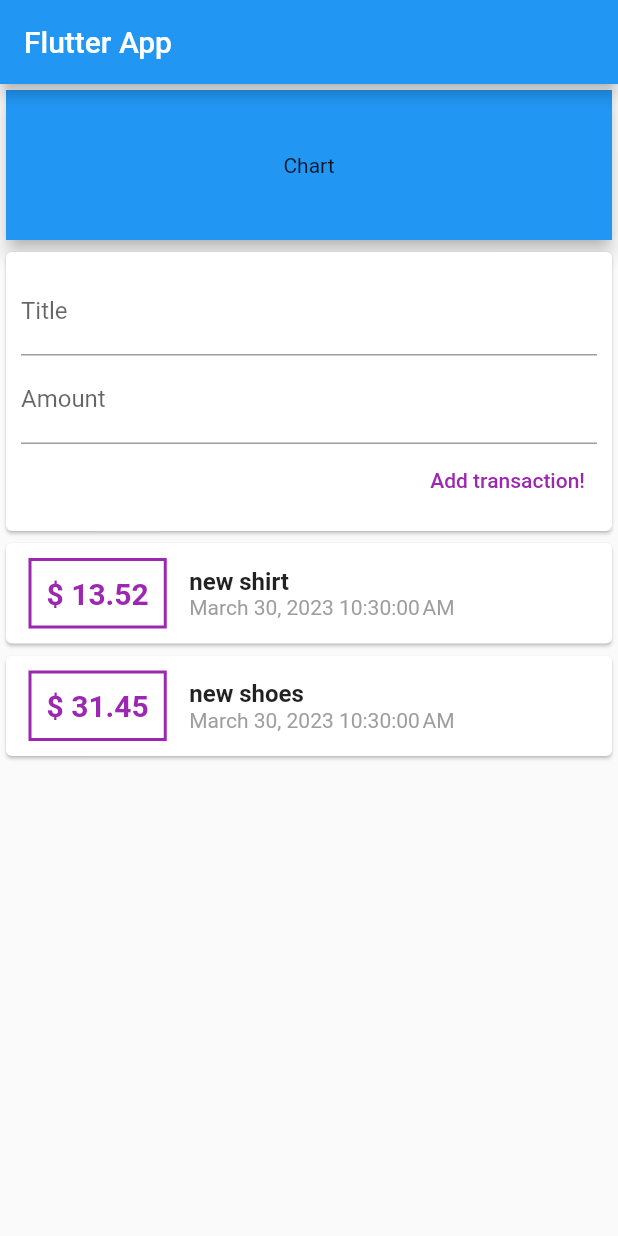
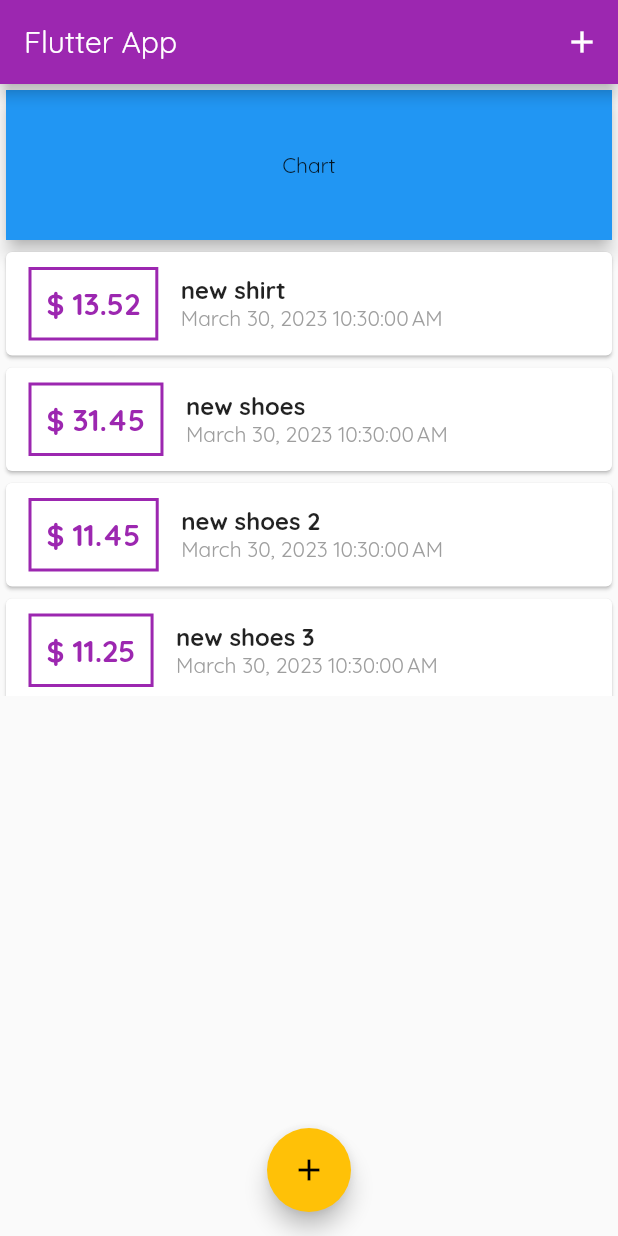
Before and after one commit to SpringMike/personal_expenses_app, a Flutter app: the screen it shows after launch, on a phone screen of 412 x 824 dp. Run offline on Flutter 3.47's test engine with Material 2 defaults, Android fonts, the phone set to English and light mode, and no system bars.

Commit message:
git add pt2

```diff
--- a/lib/main.dart
+++ b/lib/main.dart
@@ -1,27 +1,92 @@
 import 'package:flutter/material.dart';
-import 'package:intl/intl.dart';
 import 'package:personal_experience_app/widgets/new_transaction.dart';
 import 'package:personal_experience_app/widgets/transaction_list.dart';
-import 'package:personal_experience_app/widgets/user_transaction.dart';
+
 import 'model/transaction.dart';
 
-void main() {
-  runApp(MyApp());
+void main() => runApp(MaterialApp(home: MyApp()));
+
+class MyApp extends StatefulWidget {
+  MyApp({super.key});
+
+  @override
+  State<MyApp> createState() => _MyAppState();
 }
 
-class MyApp extends StatelessWidget {
+class _MyAppState extends State<MyApp> {
   final titleController = TextEditingController();
+
   final amountController = TextEditingController();
 
-  MyApp({super.key});
+  final List<Transaction> _userTransaction = [
+    Transaction(
+      id: "f1",
+      title: "new shirt",
+      amount: 13.52,
+      date: DateTime.now(),
+    ),
+    Transaction(
+      id: "f32",
+      title: "new shoes",
+      amount: 31.45,
+      date: DateTime.now(),
+    ),
+    Transaction(
+      id: "f33",
+      title: "new shoes 2",
+      amount: 11.45,
+      date: DateTime.now(),
+    ),
+    Transaction(
+      id: "f333",
+      title: "new shoes 3",
+      amount: 11.25,
+      date: DateTime.now(),
+    ),
+  ];
+
+  void _addNew(String title, double amount) {
+    final newTx = Transaction(
+      id: DateTime.now.toString(),
+      title: title,
+      amount: amount,
+      date: DateTime.now(),
+    );
+    setState(() {
+      _userTransaction.add(newTx);
+    });
+  }
+
+  void _startAddNewTransaction(BuildContext buildContext) {
+    showModalBottomSheet(
+        context: buildContext,
+        builder: (_) {
+          return GestureDetector(
+            onTap: () {},
+            behavior: HitTestBehavior.opaque,
+            child: NewTransaction(addNewTx: _addNew),
+          );
+        });
+  }
 
   // This widget is the root of your application.
   @override
   Widget build(BuildContext context) {
     return MaterialApp(
+        theme: ThemeData(
+          primarySwatch: Colors.purple,
+          accentColor: Colors.amber,
+          fontFamily: "Quicksand"
+        ),
         home: Scaffold(
           appBar: AppBar(
             title: const Text('Flutter App'),
+            actions: <Widget>[
+              IconButton(
+                onPressed: () => _startAddNewTransaction(context),
+                icon: const Icon(Icons.add),
+              )
+            ],
           ),
           body: SingleChildScrollView(
             child: Column(
@@ -34,13 +99,19 @@
                     width: double.infinity,
                     height: 100,
                     alignment: Alignment.center,
-                color: Colors.blue,
+                    color: Theme.of(context).primaryColor,
                     child: const Text("Chart"),
                   ),
                 ),
-            const UserTransaction(),
+                TransactionList(_userTransaction)
               ],
             ),
+          ),
+          floatingActionButtonLocation:
+              FloatingActionButtonLocation.centerFloat,
+          floatingActionButton: FloatingActionButton(
+            onPressed: () => _startAddNewTransaction(context),
+            child: const Icon(Icons.add),
           ),
         ));
   }
--- a/lib/widgets/transaction_list.dart
+++ b/lib/widgets/transaction_list.dart
@@ -12,8 +12,8 @@
   Widget build(BuildContext context) {
     return Container(
       height: 300,
-      child: ListView(
-        children: transactions.map((trx) {
+      child: ListView.builder(
+        itemBuilder: (ctx,index) {
           return Card(
             child: Row(
               children: <Widget>[
@@ -28,7 +28,7 @@
                     ),
                     padding: const EdgeInsets.all(10),
                     child: Text(
-                      '\$ ${trx.amount}',
+                      '\$ ${transactions[index].amount}',
                       style: const TextStyle(
                         fontWeight: FontWeight.bold,
                         fontSize: 20,
@@ -39,12 +39,12 @@
                   crossAxisAlignment: CrossAxisAlignment.start,
                   children: <Widget>[
                     Text(
-                      trx.title,
+                      transactions[index].title,
                       style: const TextStyle(
                           fontSize: 16, fontWeight: FontWeight.bold),
                     ),
                     Text(
-                      DateFormat().format(trx.date),
+                      DateFormat().format( transactions[index].date),
                       style: const TextStyle(color: Colors.grey),
                     ),
                   ],
@@ -52,7 +52,8 @@
               ],
             ),
           );
-        }).toList(),
+        },
+        itemCount: transactions.length,
       ),
     );
   }
--- a/lib/widgets/user_transaction.dart
+++ /dev/null
@@ -1,51 +0,0 @@
-import 'package:flutter/material.dart';
-import 'package:personal_experience_app/widgets/transaction_list.dart';
-
-import '../model/transaction.dart';
-import 'new_transaction.dart';
-
-class UserTransaction extends StatefulWidget {
-  const UserTransaction({Key? key}) : super(key: key);
-
-  @override
-  State<UserTransaction> createState() => _UserTransactionState();
-}
-
-class _UserTransactionState extends State<UserTransaction> {
-  final List<Transaction> _userTransaction = [
-    Transaction(
-      id: "f1",
-      title: "new shirt",
-      amount: 13.52,
-      date: DateTime.now(),
-    ),
-    Transaction(
-      id: "f32",
-      title: "new shoes",
-      amount: 31.45,
-      date: DateTime.now(),
-    ),
-  ];
-
-  void _addNew(String title, double amount) {
-    final newTx = Transaction(
-      id: DateTime.now.toString(),
-      title: title,
-      amount: amount,
-      date: DateTime.now(),
-    );
-    setState(() {
-      _userTransaction.add(newTx);
-    });
-  }
-
-  @override
-  Widget build(BuildContext context) {
-    return Column(
-      children: <Widget>[
-        NewTransaction(addNewTx: _addNew),
-        TransactionList(_userTransaction),
-      ],
-    );
-  }
-}
```
Also changed, not shown: lib/widgets/new_transaction.dart (+26 -9 lines), pubspec.yaml (+11 -6 lines), assets/fonts/OpenSans-Bold.ttf (added), assets/fonts/OpenSans-Regular.ttf (added), assets/fonts/Quicksand-Bold.ttf (added), assets/fonts/Quicksand-Light.ttf (added), assets/fonts/Quicksand-Medium.ttf (added), assets/fonts/Quicksand-Regular.ttf (added). Lines whose indentation alone changed are shown as unchanged.
